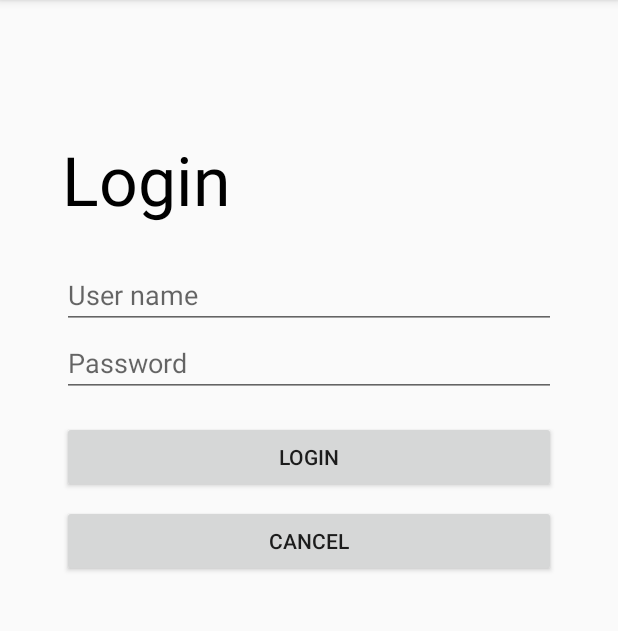
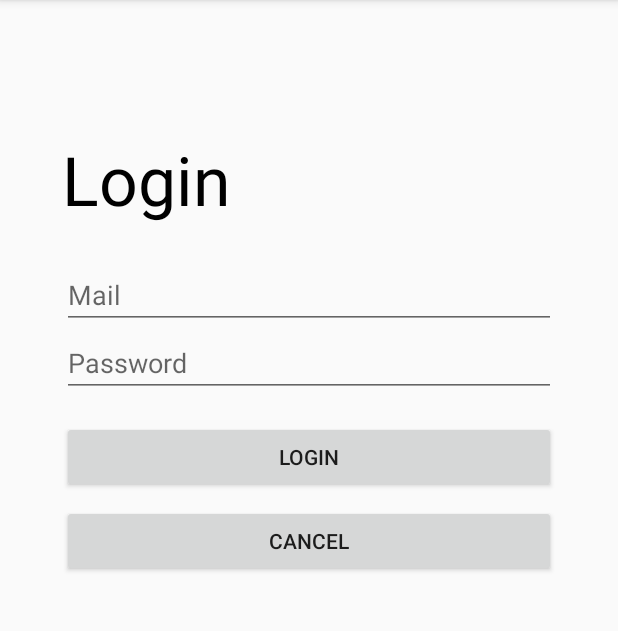
Before and after one commit to Mromeo56/Liemie-okhttp, an Android app: the screen it shows after launch (MainActivity), in the options menu, after a tap on "Login", on a phone screen of 412 x 824 dp, the part 84-715 px from its top. Run offline under Robolectric (Android 15) with nearby library versions, the phone set to English and light mode, and no system bars.

Commit message:
login_util change with login_mail

```diff
--- a/app/src/main/res/layout/fragment_login.xml
+++ b/app/src/main/res/layout/fragment_login.xml
@@ -11,7 +11,7 @@
         android:layout_height="wrap_content"
         android:layout_marginTop="24dp"
         android:ems="10"
-        android:hint="@string/login_util"
+        android:hint="@string/login_mail"
         android:inputType="textPersonName"
         app:layout_constraintEnd_toStartOf="@+id/guideline2"
         app:layout_constraintStart_toStartOf="@+id/guideline"
--- a/app/src/main/res/values/strings.xml
+++ b/app/src/main/res/values/strings.xml
@@ -12,7 +12,7 @@
     <string name="general_error">Error</string>
 
     <string name="login_title">Login</string>
-    <string name="login_util">User name</string>
+    <string name="login_mail">Mail</string>
     <string name="login_password">Password</string>
     <string name="login_connect">Login</string>
     <string name="login_cancel">Cancel</string>
```
